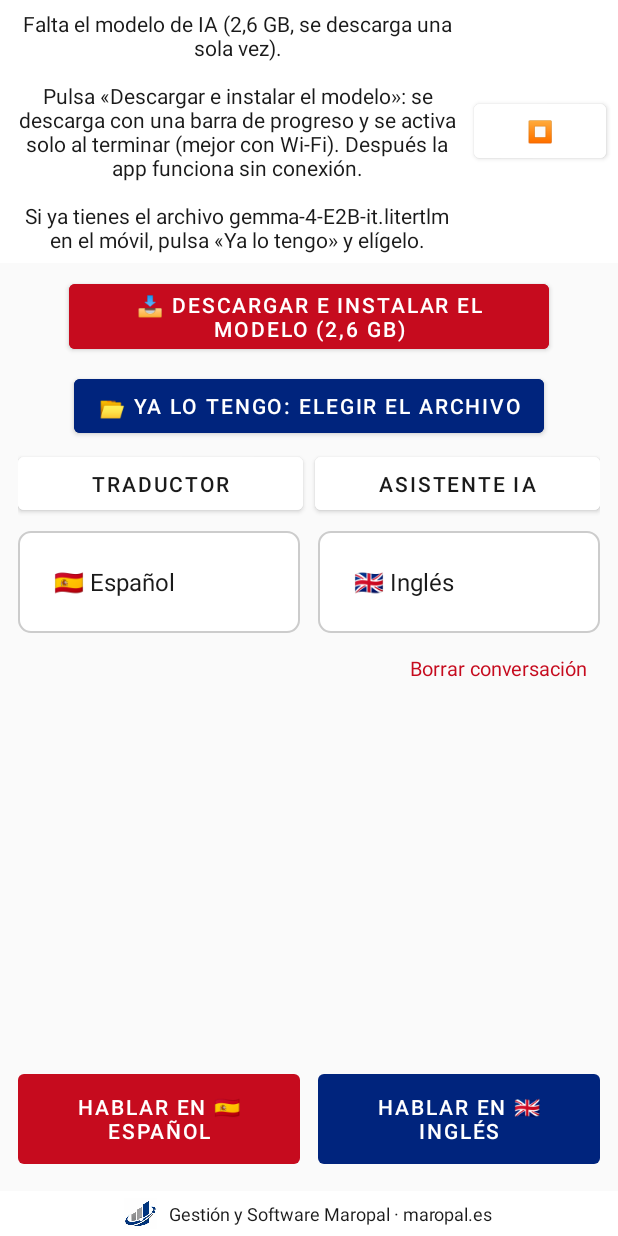
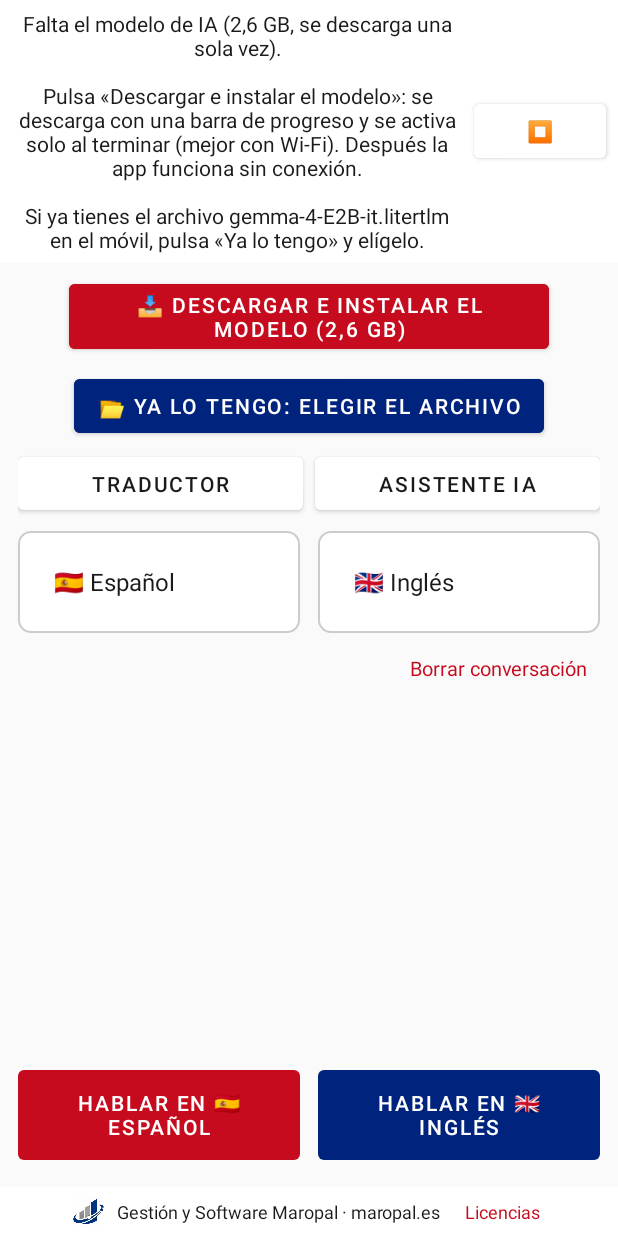
Before and after one commit to maropalmonte/SimulTrans, an Android app: the screen it shows after launch (MainActivity), on a phone screen of 412 x 824 dp. Run offline under Robolectric (Android 15) with nearby library versions, the phone set to English and light mode, and no system bars; libraries missing offline, so code that uses them is left out: com.google.ai.edge.

Commit message:
Pantalla de Licencias y créditos (Gemma 4, LiteRT-LM, Wikipedia) en Android e iOS
Co-Authored-By: Claude Sonnet 5.5 <noreply@anthropic.com>
Claude-Session: https://claude.ai/code/session_019SUTikWqdULTyf4MKKr6rD

```diff
--- a/app/src/main/res/layout/activity_main.xml
+++ b/app/src/main/res/layout/activity_main.xml
@@ -409,5 +409,17 @@
             android:text="Gestión y Software Maropal · maropal.es"
             android:textColor="@color/text_primary"
             android:textSize="12sp" />
+
+        <TextView
+            android:id="@+id/txtLicencias"
+            android:layout_width="wrap_content"
+            android:layout_height="wrap_content"
+            android:layout_marginStart="12dp"
+            android:padding="4dp"
+            android:text="Licencias"
+            android:textColor="@color/spanish_color"
+            android:textSize="12sp"
+            android:clickable="true"
+            android:focusable="true" />
     </LinearLayout>
 </LinearLayout>
--- a/app/src/main/res/values/strings.xml
+++ b/app/src/main/res/values/strings.xml
@@ -13,4 +13,6 @@
     <string name="btn_cancel_download">✖ Cancelar descarga</string>
     <string name="chk_web_search">🌐 Buscar en Internet</string>
     <string name="status_searching">Buscando en Internet…</string>
+    <string name="licencias_titulo">Licencias y créditos</string>
+    <string name="licencias_texto">SimulTrans usa estos componentes de código abierto:\n\n• Modelo de IA Gemma 4 E2B © Google, licencia Apache 2.0.\n• Motor LiteRT-LM © Google, licencia Apache 2.0.\n• Búsqueda en Internet del asistente: datos de Wikipedia (licencia CC BY-SA 4.0) y titulares de noticias de Bing y Google News, usados solo como contexto de la respuesta.\n\nLa licencia Apache 2.0 está en www.apache.org/licenses/LICENSE-2.0.\n\nSimulTrans es un producto de Gestión y Software Maropal, S.L. y no está desarrollado ni avalado por Google.</string>
 </resources>
```
Also changed, not shown: app/src/main/java/com/example/MainActivity.kt (+7 -0 lines), 1 other file.
